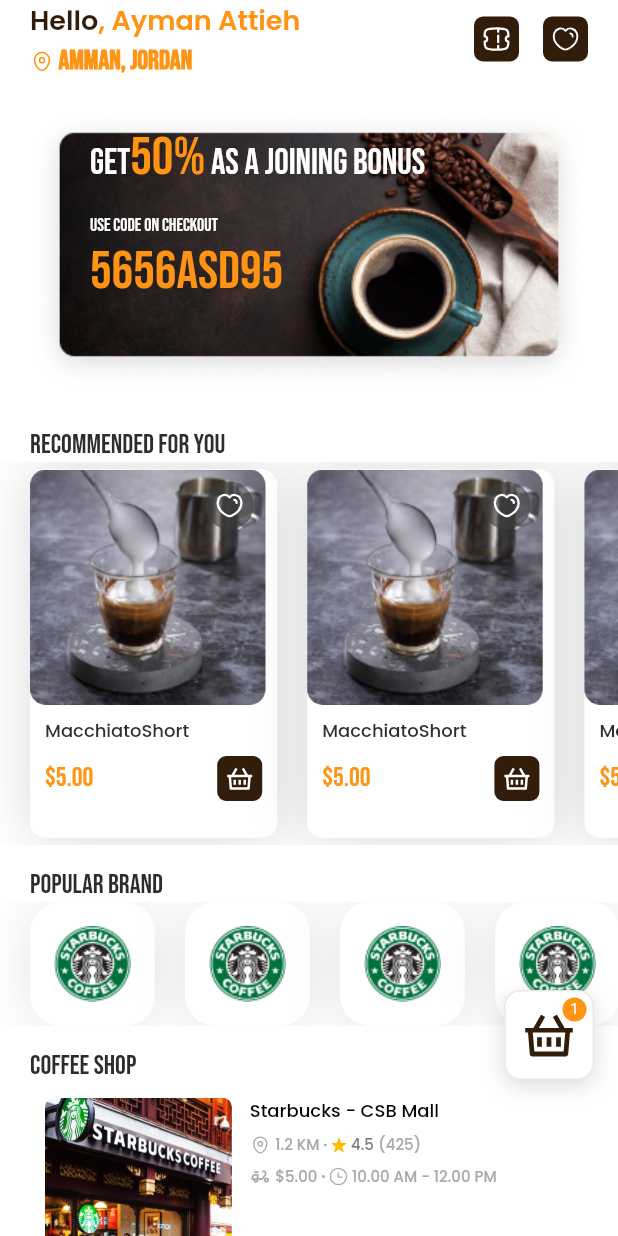
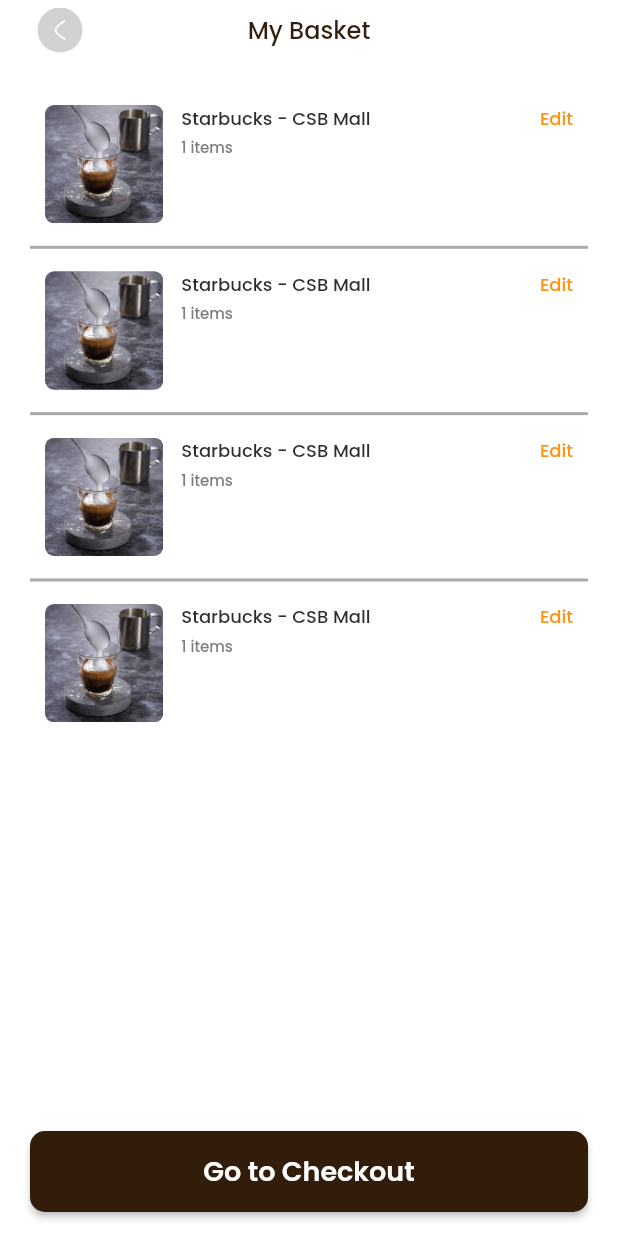
Before and after one commit to aymanattieh77/coffee_now, a Flutter app: the HomePage screen opened directly, after a tap on an icon or button, on a phone screen of 412 x 824 dp. Run offline on Flutter 3.47's test engine with Material 2 defaults, Android fonts, the phone set to English and light mode, and no system bars; our stand-ins replace dartz, easy_localization, equatable, firebase_auth, firebase_core, flutter_bloc and 9 more; missing offline and left inert: dart:ffi; accounts and stored records are empty.

Commit message:
create cart screen

```diff
--- a/lib/config/routes/routes.dart
+++ b/lib/config/routes/routes.dart
@@ -1,3 +1,4 @@
+import 'package:coffee_now/features/cart/presentaion/screens/cart_screen.dart';
 import 'package:coffee_now/features/favourite/presentaion/screens/favourite_screen.dart';
 import 'package:coffee_now/features/home/presentation/controllers/navigation/navigation_cubit.dart';
 import 'package:coffee_now/features/settings/presentaion/screens/setting_screen.dart';
@@ -26,6 +27,7 @@ abstract class Routes {
   static const home = '/home';
   static const setting = '/setting';
   static const favourites = '/favourites';
+  static const cart = '/cart';
 }
 
 abstract class RouterGenerator {
@@ -45,6 +47,8 @@ abstract class RouterGenerator {
         return AppRouter.screen(const SettingScreen());
       case Routes.favourites:
         return AppRouter.screen(_favourite());
+      case Routes.cart:
+        return AppRouter.screen(_cart());
 
       default:
         return AppRouter.onUnknownScreen();
@@ -85,6 +89,10 @@ abstract class RouterGenerator {
   static _favourite() {
     return const FavouriteScreen();
   }
+
+  static _cart() {
+    return const CartScreen();
+  }
 }
 
 otpVertificationScreen(String phone) {
--- /dev/null
+++ b/lib/features/cart/presentaion/screens/cart_screen.dart
@@ -0,0 +1,26 @@
+import 'package:coffee_now/core/components/widgets/custom_appbar.dart';
+import 'package:coffee_now/core/components/widgets/widgets.dart';
+
+import 'package:coffee_now/core/resources/resources.dart';
+import 'package:coffee_now/features/cart/presentaion/widgets/cart_items_listview.dart';
+import 'package:flutter/material.dart';
+
+class CartScreen extends StatelessWidget {
+  const CartScreen({super.key});
+
+  @override
+  Widget build(BuildContext context) {
+    return Scaffold(
+      appBar: const CustomAppBar(title: AppStrings.myBasket),
+      body: const CartItemsListview(),
+      floatingActionButton: Padding(
+        padding: const EdgeInsets.symmetric(horizontal: AppPadding.p20),
+        child: CustomElevatedButton(
+          text: AppStrings.goToCheckout,
+          onPressed: () {},
+        ),
+      ),
+      floatingActionButtonLocation: FloatingActionButtonLocation.centerFloat,
+    );
+  }
+}
--- /dev/null
+++ b/lib/features/cart/presentaion/widgets/cart_item.dart
@@ -0,0 +1,77 @@
+import 'package:coffee_now/core/components/widgets/widgets.dart';
+import 'package:coffee_now/core/extensions/context_extensions.dart';
+import 'package:coffee_now/core/resources/resources.dart';
+import 'package:flutter/material.dart';
+
+class ItemCart extends StatelessWidget {
+  const ItemCart({super.key});
+
+  @override
+  Widget build(BuildContext context) {
+    return InkWell(
+      onTap: () {
+        // TODO go order detail
+      },
+      child: Container(
+        height: MediaQuery.sizeOf(context).height * 0.12,
+        padding: const EdgeInsets.all(AppPadding.p10),
+        // decoration: BoxDecoration(
+        //   borderRadius: BorderRadius.circular(8),
+        //   color: context.isDark() ? AppColor.darkContainer : AppColor.white,
+        //   boxShadow: [
+        //     BoxShadow(
+        //       blurRadius: 28,
+        //       color: const Color(0xff4F4F4F).withOpacity(0.15),
+        //     ),
+        //   ],
+        // ),
+        child: Row(
+          children: [
+            ClipRRect(
+              borderRadius: BorderRadius.circular(6),
+              child: Image.asset(ImageAssetsPath.coffeeItem),
+            ),
+            const SizedBox(width: AppSize.s12),
+            Expanded(
+              child: Column(
+                crossAxisAlignment: CrossAxisAlignment.start,
+                children: [
+                  Row(
+                    children: [
+                      TextUtils(
+                        text:
+                            "Starbucks - CSB Mall", // TODO get coffee shop name from firebase
+                        color:
+                            context.isDark() ? AppColor.white : AppColor.dark2D,
+                        fontSize: FontSizes.f12,
+                        tr: false,
+                      ),
+                      const Spacer(),
+                      InkWell(
+                        onTap: () {
+// TODO edit item
+                        },
+                        child: const TextUtils(
+                          text: AppStrings.edit,
+                          color: AppColor.oranage,
+                          fontSize: FontSizes.f12,
+                        ),
+                      ),
+                    ],
+                  ),
+                  const SizedBox(height: AppSize.s3),
+                  const TextUtils(
+                    text: "1 items", //TODO number of items that user bought
+                    color: AppColor.grey7D,
+                    fontSize: FontSizes.f10,
+                    tr: false,
+                  ),
+                ],
+              ),
+            )
+          ],
+        ),
+      ),
+    );
+  }
+}
--- /dev/null
+++ b/lib/features/cart/presentaion/widgets/cart_items_listview.dart
@@ -0,0 +1,28 @@
+import 'package:flutter/material.dart';
+
+import 'package:coffee_now/core/resources/resources.dart';
+import 'package:coffee_now/features/cart/presentaion/widgets/cart_item.dart';
+
+class CartItemsListview extends StatelessWidget {
+  const CartItemsListview({
+    super.key,
+  });
+
+  @override
+  Widget build(BuildContext context) {
+    return ListView.separated(
+      padding: const EdgeInsets.all(AppPadding.p20),
+      itemBuilder: (context, index) {
+        return const ItemCart(); //TODO get items from firebase
+      },
+      separatorBuilder: (context, index) => const SizedBox(
+        height: AppSize.s12,
+        child: Divider(
+          thickness: 2,
+          color: AppColor.greyAA,
+        ),
+      ),
+      itemCount: 4,
+    );
+  }
+}
--- a/lib/features/home/presentation/widgets/floating_basket_button.dart
+++ b/lib/features/home/presentation/widgets/floating_basket_button.dart
@@ -1,9 +1,12 @@
+import 'package:flutter/material.dart';
+import 'package:flutter_svg/flutter_svg.dart';
+
+import 'package:coffee_now/config/routes/app_router.dart';
+import 'package:coffee_now/config/routes/routes.dart';
 import 'package:coffee_now/core/extensions/context_extensions.dart';
 import 'package:coffee_now/core/resources/assets.dart';
 import 'package:coffee_now/core/resources/colors.dart';
 import 'package:coffee_now/core/resources/values.dart';
-import 'package:flutter/material.dart';
-import 'package:flutter_svg/flutter_svg.dart';
 
 class FloatingBasketButton extends StatelessWidget {
   const FloatingBasketButton({
@@ -19,7 +22,7 @@ class FloatingBasketButton extends StatelessWidget {
         const Spacer(),
         InkWell(
           onTap: () {
-            // TODO Open Basket Screen
+            AppRouter.pushNamed(context, routeName: Routes.cart);
           },
           borderRadius: BorderRadius.circular(11),
           child: Stack(
@@ -55,7 +58,10 @@ class FloatingBasketButton extends StatelessWidget {
                 padding: EdgeInsets.all(AppPadding.p10 - 5),
                 child: Badge(
                   backgroundColor: AppColor.oranage,
-                  label: Text("1", style: TextStyle(color: AppColor.white)),
+                  label: Text("1",
+                      style: TextStyle(
+                          color:
+                              AppColor.white)), //TODO number of items in basket
                 ),
               ),
             ],
```
